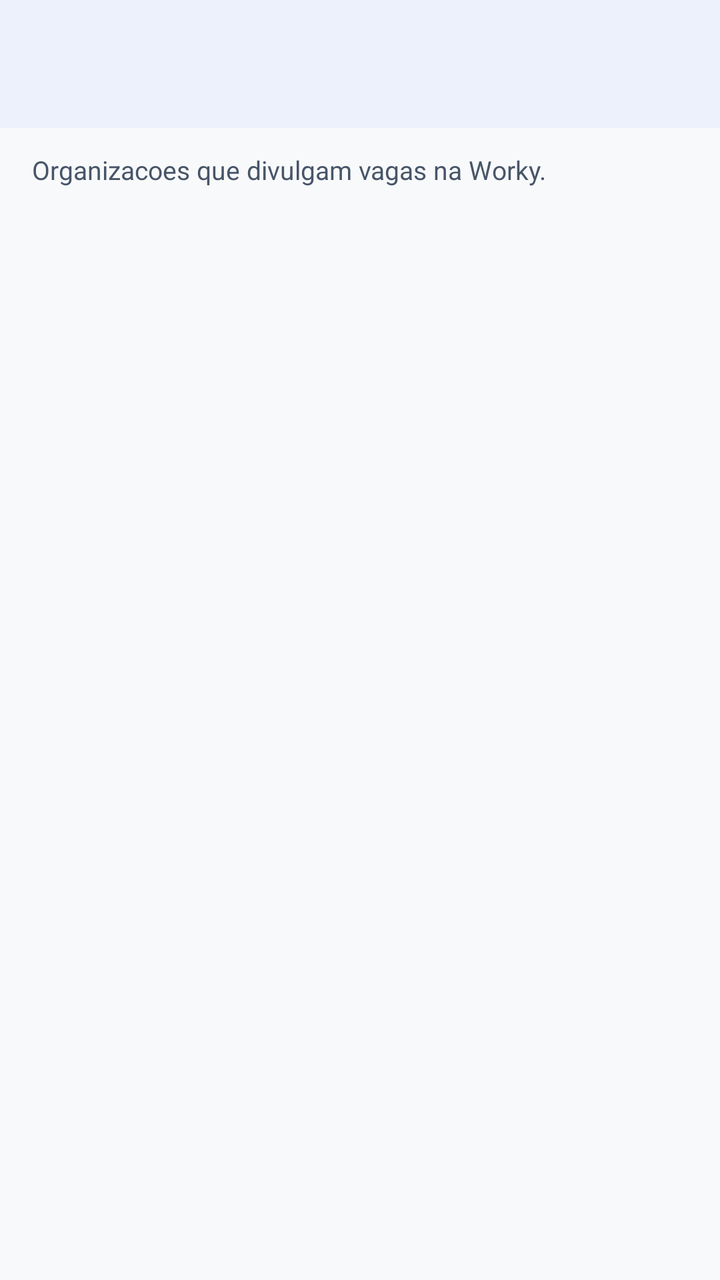
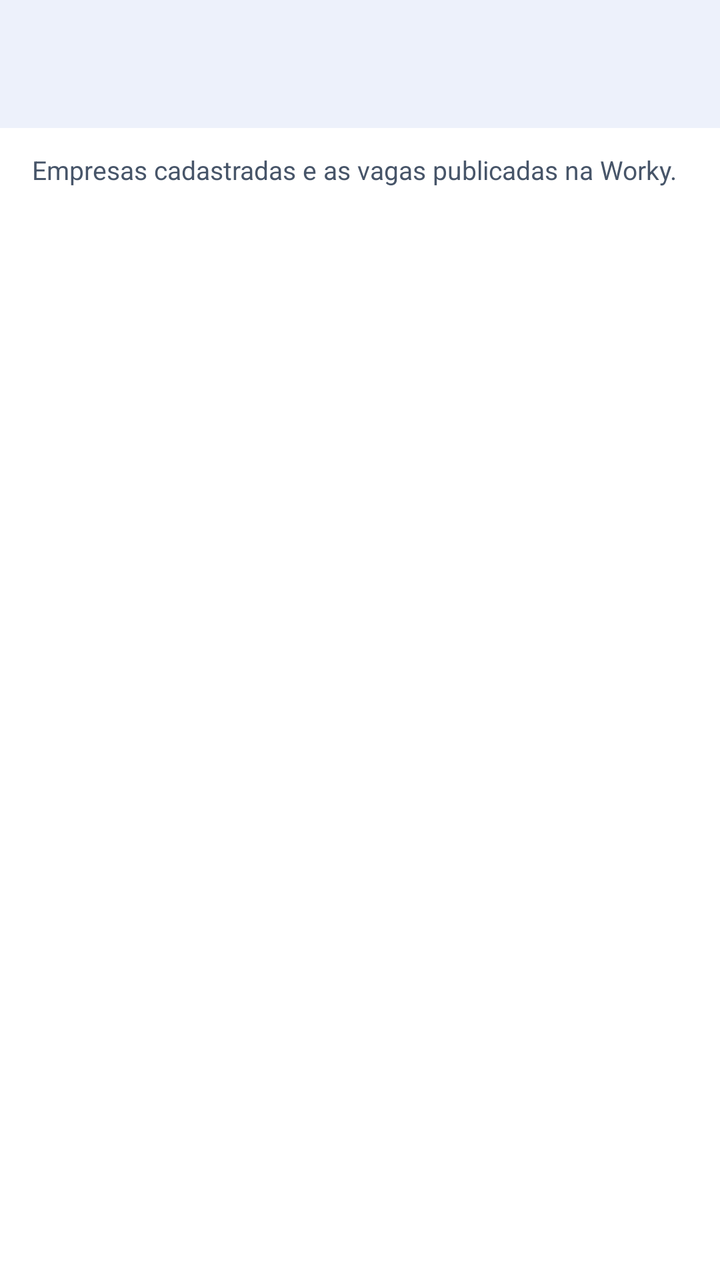

Two renders of the same Android screen: before a commit and after it. Below are the layout's source before the change and the commit's diff.
<!-- AndroidManifest.xml: application theme Theme.Worky -->
<!-- res/layout/activity_companies.xml -->
<?xml version="1.0" encoding="utf-8"?>
<LinearLayout xmlns:android="http://schemas.android.com/apk/res/android"
    xmlns:tools="http://schemas.android.com/tools"
    android:layout_width="match_parent"
    android:layout_height="match_parent"
    android:background="@color/worky_bg"
    android:orientation="vertical"
    tools:context=".CompaniesActivity">

    <include layout="@layout/include_toolbar" />

    <TextView
        android:layout_width="match_parent"
        android:layout_height="wrap_content"
        android:paddingHorizontal="16dp"
        android:paddingTop="12dp"
        android:text="@string/companies_subtitle"
        android:textColor="@color/worky_muted"
        android:textSize="13sp" />

    <androidx.recyclerview.widget.RecyclerView
        android:id="@+id/recyclerCompanies"
        android:layout_width="match_parent"
        android:layout_height="0dp"
        android:layout_weight="1"
        android:clipToPadding="false"
        android:padding="16dp" />
</LinearLayout>
<!-- res/layout/include_toolbar.xml (included above) -->
<?xml version="1.0" encoding="utf-8"?>
<com.google.android.material.appbar.MaterialToolbar xmlns:android="http://schemas.android.com/apk/res/android"
    xmlns:app="http://schemas.android.com/apk/res-auto"
    android:id="@+id/toolbarWorky"
    android:layout_width="match_parent"
    android:layout_height="?attr/actionBarSize"
    android:background="@color/worky_card"
    android:elevation="2dp"
    app:navigationIconTint="@color/worky_blue"
    app:titleTextColor="@color/worky_blue" />
<!-- resources referenced by this layout -->
<resources>
  <color name="worky_bg">#FFF8F9FA</color>
  <color name="worky_blue">#FF003EC7</color>
  <color name="worky_card">#FFFFFFFF</color>
  <color name="worky_muted">#FF475569</color>
  <string name="companies_subtitle">Organizacoes que divulgam vagas na Worky.</string>
  <style name="Theme.Worky" parent="Base.Theme.Worky" />
  <color name="white">#FFFFFFFF</color>
  <color name="worky_blue_soft">#FFE8EEFF</color>
  <color name="worky_blue_bright">#FF0052FF</color>
  <color name="black">#FF0F172A</color>
  <color name="worky_border">#FFCBD5E1</color>
  <style name="Widget.Worky.RadioButton" parent="Widget.Material3.CompoundButton.RadioButton">
          <item name="buttonTint">@color/worky_blue</item>
          <item name="android:textColor">@color/black</item>
          <item name="android:buttonTint">@color/worky_blue</item>
      </style>
  <style name="Widget.Worky.CheckBox" parent="Widget.Material3.CompoundButton.CheckBox">
          <item name="buttonTint">@color/worky_blue</item>
          <item name="android:textColor">@color/black</item>
          <item name="android:buttonTint">@color/worky_blue</item>
      </style>
  <style name="Widget.Worky.Button" parent="Widget.Material3.Button">
          <item name="backgroundTint">@color/worky_blue</item>
          <item name="android:textColor">@color/white</item>
      </style>
  <style name="Widget.Worky.Button.Outlined" parent="Widget.Material3.Button.OutlinedButton">
          <item name="strokeColor">@color/worky_blue</item>
          <item name="android:textColor">@color/worky_blue</item>
      </style>
  <style name="Widget.Worky.TextInputLayout" parent="Widget.Material3.TextInputLayout.OutlinedBox">
          <item name="boxStrokeColor">@color/worky_text_input_stroke</item>
          <item name="hintTextColor">@color/worky_blue</item>
          <item name="android:textColorHint">@color/worky_muted</item>
          <item name="boxBackgroundColor">@color/worky_input_bg</item>
      </style>
  <color name="worky_input_bg">#FFFFFFFF</color>
  <!-- unchanged entries left out for length: 1 -->
</resources>

<!-- the commit's change to res/layout/activity_companies.xml (unified diff, before → after) -->
@@ -18,13 +18,30 @@
         android:textColor="@color/worky_muted"
         android:textSize="13sp" />
 
+    <ProgressBar
+        android:id="@+id/progressCompanies"
+        android:layout_width="wrap_content"
+        android:layout_height="wrap_content"
+        android:layout_gravity="center_horizontal"
+        android:layout_marginTop="24dp" />
+
+    <TextView
+        android:id="@+id/textCompaniesEmpty"
+        android:layout_width="match_parent"
+        android:layout_height="wrap_content"
+        android:padding="24dp"
+        android:text="@string/companies_empty"
+        android:textColor="@color/worky_muted"
+        android:visibility="gone" />
+
     <androidx.recyclerview.widget.RecyclerView
         android:id="@+id/recyclerCompanies"
         android:layout_width="match_parent"
         android:layout_height="0dp"
         android:layout_weight="1"
         android:clipToPadding="false"
-        android:padding="16dp" />
+        android:padding="16dp"
+        android:visibility="gone" />
 </LinearLayout>
 <!-- res/layout/include_toolbar.xml (included above) -->
 <?xml version="1.0" encoding="utf-8"?>
<!-- resource entries referenced after the edit -->
@@ -1,10 +1,11 @@
 <!-- resources referenced by this layout -->
 <resources>
-  <color name="worky_bg">#FFF8F9FA</color>
+  <color name="worky_bg">#FFFFFFFF</color>
   <color name="worky_blue">#FF003EC7</color>
   <color name="worky_card">#FFFFFFFF</color>
   <color name="worky_muted">#FF475569</color>
-  <string name="companies_subtitle">Organizacoes que divulgam vagas na Worky.</string>
+  <string name="companies_empty">Ainda nenhuma empresa publicou vaga. Cadastre a sua e ela aparece aqui.</string>
+  <string name="companies_subtitle">Empresas cadastradas e as vagas publicadas na Worky.</string>
   <style name="Theme.Worky" parent="Base.Theme.Worky" />
   <color name="white">#FFFFFFFF</color>
   <color name="worky_blue_soft">#FFE8EEFF</color>
@@ -22,12 +23,14 @@
           <item name="android:buttonTint">@color/worky_blue</item>
       </style>
   <style name="Widget.Worky.Button" parent="Widget.Material3.Button">
-          <item name="backgroundTint">@color/worky_blue</item>
+          <item name="backgroundTint">@color/worky_blue_bright</item>
           <item name="android:textColor">@color/white</item>
+          <item name="cornerRadius">8dp</item>
       </style>
   <style name="Widget.Worky.Button.Outlined" parent="Widget.Material3.Button.OutlinedButton">
           <item name="strokeColor">@color/worky_blue</item>
           <item name="android:textColor">@color/worky_blue</item>
+          <item name="cornerRadius">8dp</item>
       </style>
   <style name="Widget.Worky.TextInputLayout" parent="Widget.Material3.TextInputLayout.OutlinedBox">
           <item name="boxStrokeColor">@color/worky_text_input_stroke</item>
